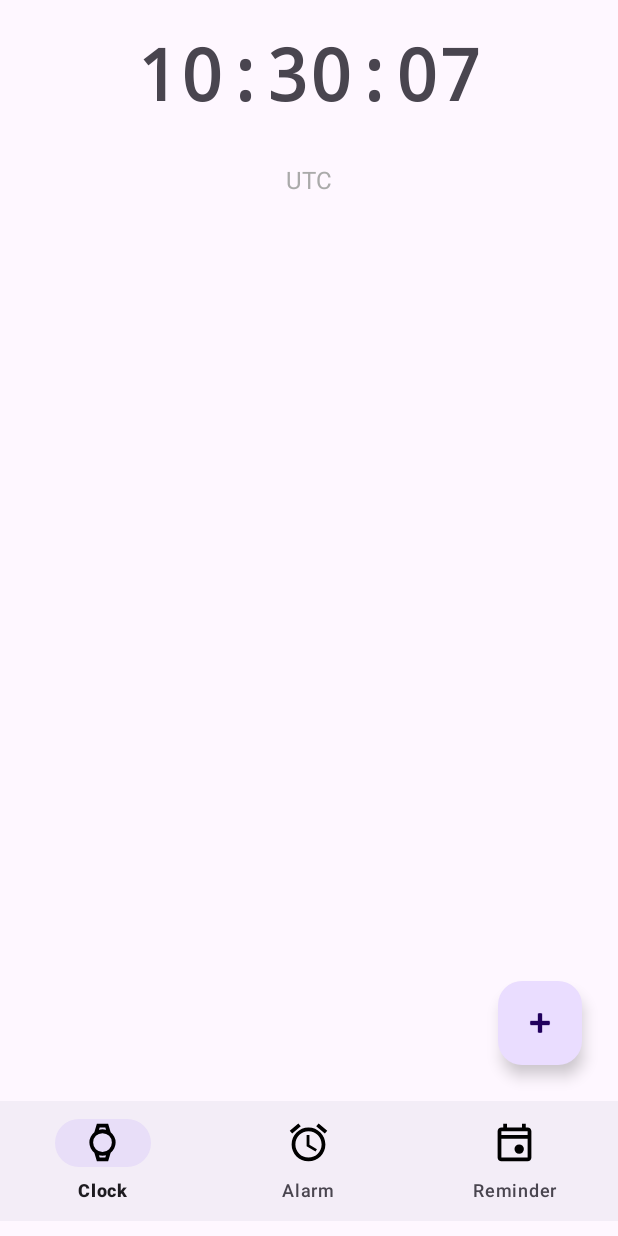
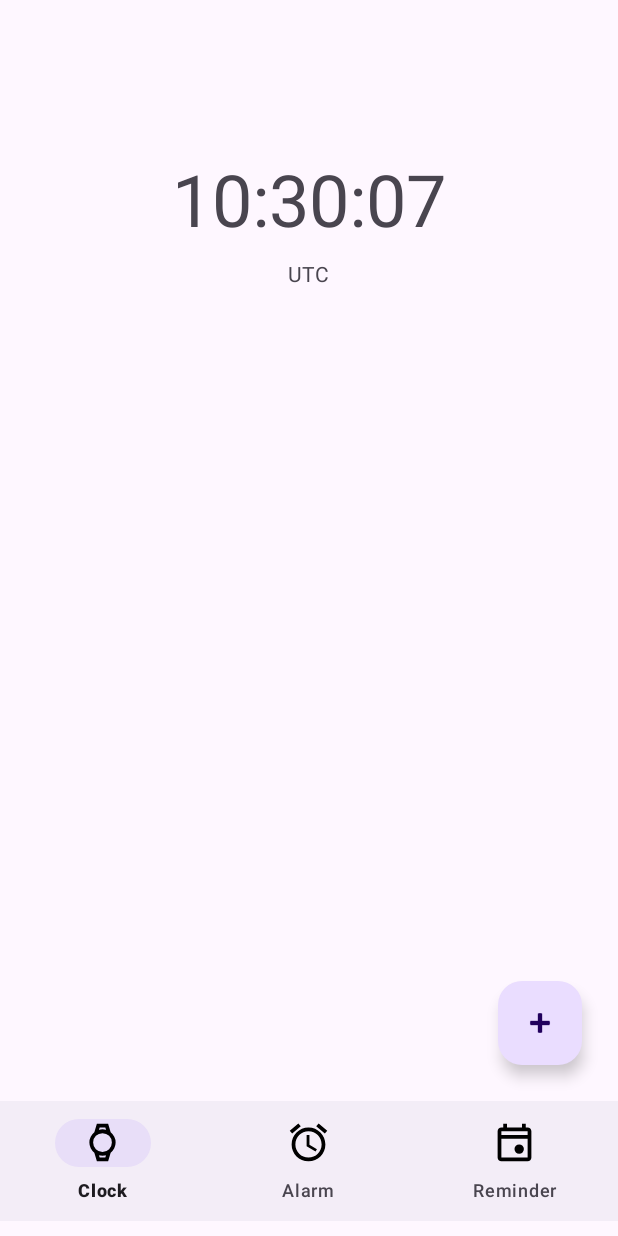
Before and after one commit to sasanklakimsetti/Reminder-Pro, an Android app: the screen it shows after launch (MainActivity), on a phone screen of 412 x 824 dp. Run offline under Robolectric (Android 15) with nearby library versions, the phone set to English and light mode, and no system bars.

Commit message:
Changed UI of Clock Fragment: Introduced Drag and replace, Delete a timezone by just clicking on Delete icon; Implemented prototype for Alarm Fragment, left with functionality

```diff
--- a/app/src/main/java/com/sasank/reminderpro/Clock.kt
+++ b/app/src/main/java/com/sasank/reminderpro/Clock.kt
@@ -1,262 +1,111 @@
 package com.sasank.reminderpro
 
+import android.content.Context
 import android.annotation.SuppressLint
-import android.content.Context
 import android.os.Bundle
 import android.os.Handler
 import android.os.Looper
 import androidx.fragment.app.Fragment
-import android.view.LayoutInflater
-import android.view.View
-import android.view.ViewGroup
-import android.widget.LinearLayout
+import android.view.*
 import android.widget.TextView
 import android.widget.Toast
-import androidx.appcompat.app.AlertDialog
-import androidx.cardview.widget.CardView
-import androidx.recyclerview.widget.DividerItemDecoration
 import androidx.recyclerview.widget.ItemTouchHelper
 import androidx.recyclerview.widget.LinearLayoutManager
 import androidx.recyclerview.widget.RecyclerView
 import com.google.android.material.floatingactionbutton.FloatingActionButton
 import java.text.SimpleDateFormat
-import java.time.ZoneId
-import java.util.Calendar
-import java.util.Collections
-import java.util.Locale
-import java.util.TimeZone
+import java.util.*
 
-class Clock : Fragment(){
+class Clock : Fragment() {
+
     private lateinit var mainClock: TextView
-    private lateinit var timeZoneContainer: LinearLayout
-    private lateinit var addTimezoneFab: FloatingActionButton
     private lateinit var currentCountry: TextView
+    private lateinit var timeZoneRecyclerView: RecyclerView
+    private lateinit var addTimeZoneFab: FloatingActionButton
 
-    private val handler= Handler(Looper.getMainLooper())
+    private val handler = Handler(Looper.getMainLooper())
     private lateinit var updateRunnable: Runnable
 
-    private val additionalTimezones: MutableList<String> by lazy {
-        loadTimezones(requireContext())
-    }
+    private val additionalTimezones = mutableListOf<String>()
+    private lateinit var adapter: TimeZoneAdapter
 
-    @SuppressLint("MissingInflatedId")
-    override fun onCreateView(
-        inflater: LayoutInflater,
-        container: ViewGroup?,
-        savedInstanceState: Bundle?
-    ): View? {
-        val view=inflater.inflate(R.layout.fragment_clock,container,false)
-        mainClock=view.findViewById(R.id.mainClock)
-        timeZoneContainer=view.findViewById(R.id.timeZoneContainer)
-        addTimezoneFab=view.findViewById(R.id.addTimeZoneFab)
-        currentCountry=view.findViewById(R.id.currentCountry)
+    override fun onCreateView(inflater: LayoutInflater, container: ViewGroup?, savedInstanceState: Bundle?): View? {
+        val view = inflater.inflate(R.layout.fragment_clock, container, false)
+
+        mainClock = view.findViewById(R.id.mainClock)
+        currentCountry = view.findViewById(R.id.currentCountry)
+        timeZoneRecyclerView = view.findViewById(R.id.timeZoneRecyclerView)
+        addTimeZoneFab = view.findViewById(R.id.addTimeZoneFab)
+
+        adapter = TimeZoneAdapter(requireContext(), additionalTimezones) { zoneId ->
+            additionalTimezones.remove(zoneId)
+            adapter.notifyDataSetChanged()
+            saveTimezones(requireContext(), additionalTimezones)
+        }
+
+        timeZoneRecyclerView.adapter = adapter
+        timeZoneRecyclerView.layoutManager = LinearLayoutManager(requireContext())
+
+        ItemTouchHelper(TimeZoneTouchHelperCallback(adapter)).attachToRecyclerView(timeZoneRecyclerView)
+
+        loadTimezones(requireContext()).let {
+            additionalTimezones.addAll(it)
+        }
+
+        addTimeZoneFab.setOnClickListener {
+            showTimezonePicker()
+        }
 
         startClock()
 
-        addTimezoneFab.setOnClickListener {
-            showTimezonePicker()
-        }
-        additionalTimezones.forEach { addTimezoneCard(it) }
         return view
     }
 
-    private fun startClock(){
-        updateRunnable =object : Runnable{
-            override fun run(){
-                val now= Calendar.getInstance()
-                val localTimeZone= TimeZone.getDefault()
-                val localFormat= SimpleDateFormat("HH:mm:ss", Locale.getDefault())
-                localFormat.timeZone=localTimeZone
+    private fun showTimezonePicker() {
+        val timezones = TimeZone.getAvailableIDs().sorted()
+        val builder = android.app.AlertDialog.Builder(requireContext())
+        builder.setTitle("Choose a Timezone")
+        builder.setItems(timezones.toTypedArray()) { _, which ->
+            val selectedZone = timezones[which]
+            if (!additionalTimezones.contains(selectedZone)) {
+                additionalTimezones.add(selectedZone)
+                saveTimezones(requireContext(), additionalTimezones)
+                adapter.notifyItemInserted(additionalTimezones.size - 1)
+            } else {
+                Toast.makeText(requireContext(), "Already added", Toast.LENGTH_SHORT).show()
+            }
+        }
+        builder.show()
+    }
 
-                mainClock.text=localFormat.format(now.time)
-                currentCountry.text=getCountryFromZone(localTimeZone.id)
-
-                for(i in 0 until timeZoneContainer.childCount){
-                    val card=timeZoneContainer.getChildAt(i) as CardView
-                    val textView=card.findViewById<TextView>(R.id.timezoneTimeText)
-                    val zoneId=additionalTimezones[i]
-                    val sdf= SimpleDateFormat("HH:mm:ss", Locale.getDefault())
-                    sdf.timeZone= TimeZone.getTimeZone(zoneId)
-                    textView.text="${sdf.format(now.time)} ($zoneId)"
-                }
-                handler.postDelayed(this,100)
+    private fun startClock() {
+        updateRunnable = object : Runnable {
+            override fun run() {
+                val now = Calendar.getInstance()
+                val sdf = SimpleDateFormat("HH:mm:ss", Locale.getDefault())
+                val localZone = TimeZone.getDefault()
+                sdf.timeZone = localZone
+                mainClock.text = sdf.format(now.time)
+                currentCountry.text = localZone.id.substringAfter("/").replace("_", " ")
+                adapter.notifyDataSetChanged()
+                handler.postDelayed(this, 1000)
             }
         }
         handler.post(updateRunnable)
     }
 
-    private fun getCountryFromZone(zoneId: String): String{
-        return zoneId.substringAfter("/").replace("_"," ")
+    private fun saveTimezones(context: Context, list: List<String>) {
+        val prefs = context.getSharedPreferences("ClockPrefs", Context.MODE_PRIVATE)
+        prefs.edit().putStringSet("timezones", list.toSet()).apply()
     }
 
-    private fun showTimezonePicker(){
-        val timezones= TimeZone.getAvailableIDs().sorted()
-        val builder= AlertDialog.Builder(requireContext())
-        builder.setTitle("Choose a Timezones")
-
-        builder.setItems(timezones.toTypedArray()) { _, which ->
-            val selectedZone=timezones[which]
-            if(!additionalTimezones.contains(selectedZone)){
-                additionalTimezones.add(selectedZone)
-                saveTimezones(requireContext(), additionalTimezones)
-                addTimezoneCard(selectedZone)
-            }
-            else Toast.makeText(requireContext(),"Already added", Toast.LENGTH_SHORT).show()
-        }
-        builder.show()
-    }
-
-    private fun addTimezoneCard(zoneId: String){
-        val card=layoutInflater.inflate(R.layout.card_timezone, timeZoneContainer, false)
-        val textView=card.findViewById<TextView>(R.id.timezoneTimeText)
-        textView.text=zoneId
-
-        // long press to delete the card which was added before
-        card.setOnLongClickListener {
-            AlertDialog.Builder(requireContext())
-                .setTitle("Delete Timezone")
-                .setMessage("Remove $zoneId?")
-                .setPositiveButton("Delete") { _, _ ->
-                    timeZoneContainer.removeView(card)
-                    additionalTimezones.remove(zoneId)
-                    saveTimezones(requireContext(), additionalTimezones)
-                }
-                .setNegativeButton("Cancel", null)
-                .show()
-            true
-        }
-        timeZoneContainer.addView(card)
+    private fun loadTimezones(context: Context): List<String> {
+        val prefs = context.getSharedPreferences("ClockPrefs", Context.MODE_PRIVATE)
+        return prefs.getStringSet("timezones", emptySet())?.toList() ?: emptyList()
     }
 
     override fun onDestroyView() {
         super.onDestroyView()
         handler.removeCallbacks(updateRunnable)
     }
-
-    // sharedpreferences utility
-    private fun saveTimezones(context: Context, timezones: List<String>){
-        val prefs=context.getSharedPreferences("ClockPrefs", Context.MODE_PRIVATE)
-        prefs.edit().putStringSet("timezone_list", timezones.toSet()).apply()
-    }
-
-    private fun loadTimezones(context: Context): MutableList<String>{
-        val prefs=context.getSharedPreferences("ClockPrefs",Context.MODE_PRIVATE)
-        return prefs.getStringSet("timezone_list", emptySet())?.toMutableList()?:mutableListOf()
-    }
 }
-
-
-//package com.sasank.reminderpro
-
-//import android.annotation.SuppressLint
-//import android.content.Context
-//import android.os.Bundle
-//import android.os.Handler
-//import android.os.Looper
-//import androidx.fragment.app.Fragment
-//import android.view.LayoutInflater
-//import android.view.View
-//import android.view.ViewGroup
-//import android.widget.TextView
-//import androidx.recyclerview.widget.LinearLayoutManager
-//import androidx.recyclerview.widget.RecyclerView
-//import com.google.android.material.floatingactionbutton.FloatingActionButton
-//import java.text.SimpleDateFormat
-//import java.util.*
-//
-//class Clock : Fragment() {
-//
-//    private lateinit var mainClock: TextView
-//    private lateinit var currentCountry: TextView
-//    private lateinit var recyclerView: RecyclerView
-//    private lateinit var deleteButton: View
-//    private lateinit var addFab: FloatingActionButton
-//
-//    private val handler = Handler(Looper.getMainLooper())
-//    private lateinit var updateRunnable: Runnable
-//
-//    private val selectedItems = mutableSetOf<String>()
-//    private val timezones = mutableListOf<String>()
-//    private lateinit var adapter: TimeZoneAdapter
-//
-//    override fun onCreateView(
-//        inflater: LayoutInflater, container: ViewGroup?, savedInstanceState: Bundle?
-//    ): View? {
-//        val view = inflater.inflate(R.layout.fragment_clock, container, false)
-//
-//        mainClock = view.findViewById(R.id.mainClock)
-//        currentCountry = view.findViewById(R.id.currentCountry)
-//        recyclerView = view.findViewById(R.id.timeZoneRecycler)
-//        deleteButton = view.findViewById(R.id.deleteButton)
-//        addFab = view.findViewById(R.id.addTimeZoneFab)
-//
-//        timezones.addAll(loadTimezones(requireContext()))
-//        adapter = TimeZoneAdapter(timezones, selectedItems)
-//
-//        recyclerView.layoutManager = LinearLayoutManager(requireContext())
-//        recyclerView.adapter = adapter
-//
-//        deleteButton.setOnClickListener {
-//            timezones.removeAll(selectedItems)
-//            saveTimezones(requireContext(), timezones)
-//            adapter.removeSelected()
-//            deleteButton.visibility = View.GONE
-//        }
-//
-//        addFab.setOnClickListener { showTimezonePicker() }
-//
-//        startClock()
-//        return view
-//    }
-//
-//    private fun startClock() {
-//        updateRunnable = object : Runnable {
-//            override fun run() {
-//                val now = Calendar.getInstance()
-//                val localTZ = TimeZone.getDefault()
-//                val format = SimpleDateFormat("HH:mm:ss", Locale.getDefault())
-//                format.timeZone = localTZ
-//
-//                mainClock.text = format.format(now.time)
-//                currentCountry.text = getCountryFromZone(localTZ.id)
-//
-//                handler.postDelayed(this, 1000)
-//            }
-//        }
-//        handler.post(updateRunnable)
-//    }
-//
-//    private fun showTimezonePicker() {
-//        val zones = TimeZone.getAvailableIDs().sorted()
-//        val builder = androidx.appcompat.app.AlertDialog.Builder(requireContext())
-//        builder.setTitle("Select Timezone")
-//        builder.setItems(zones.toTypedArray()) { _, which ->
-//            val selected = zones[which]
-//            if (!timezones.contains(selected)) {
-//                timezones.add(selected)
-//                saveTimezones(requireContext(), timezones)
-//                adapter.notifyItemInserted(timezones.size - 1)
-//            }
-//        }
-//        builder.show()
-//    }
-//
-//    private fun getCountryFromZone(zoneId: String): String {
-//        return zoneId.substringAfter("/").replace("_", " ")
-//    }
-//
-//    private fun saveTimezones(context: Context, timezones: List<String>) {
-//        val prefs = context.getSharedPreferences("ClockPrefs", Context.MODE_PRIVATE)
-//        prefs.edit().putStringSet("timezone_list", timezones.toSet()).apply()
-//    }
-//
-//    private fun loadTimezones(context: Context): MutableList<String> {
-//        val prefs = context.getSharedPreferences("ClockPrefs", Context.MODE_PRIVATE)
-//        return prefs.getStringSet("timezone_list", emptySet())?.toMutableList() ?: mutableListOf()
-//    }
-//
-//    override fun onDestroyView() {
-//        super.onDestroyView()
-//        handler.removeCallbacks(updateRunnable)
-//    }
-//}
--- /dev/null
+++ b/app/src/main/java/com/sasank/reminderpro/TimeZoneTouchHelperCallback.kt
@@ -0,0 +1,18 @@
+package com.sasank.reminderpro
+
+import androidx.recyclerview.widget.ItemTouchHelper
+import androidx.recyclerview.widget.RecyclerView
+
+class TimeZoneTouchHelperCallback(
+    private val adapter: TimeZoneAdapter
+) : ItemTouchHelper.SimpleCallback(
+    ItemTouchHelper.UP or ItemTouchHelper.DOWN,
+    0
+) {
+    override fun onMove(rv: RecyclerView, vh: RecyclerView.ViewHolder, target: RecyclerView.ViewHolder): Boolean {
+        adapter.moveItem(vh.adapterPosition, target.adapterPosition)
+        return true
+    }
+
+    override fun onSwiped(vh: RecyclerView.ViewHolder, dir: Int) {}
+}
--- a/app/src/main/res/layout/fragment_clock.xml
+++ b/app/src/main/res/layout/fragment_clock.xml
@@ -3,68 +3,35 @@
     xmlns:tools="http://schemas.android.com/tools"
     android:layout_width="match_parent"
     android:layout_height="match_parent"
-    tools:context=".Clock">
+    tools:context=".Clock"
+    android:paddingTop="80dp"
+    >
 
-    <!-- TODO: Update blank fragment layout -->
-    <ScrollView
-        android:layout_width="match_parent"
-        android:layout_height="match_parent"
-        android:padding="16dp">
-        <LinearLayout
-            android:id="@+id/clockLayout"
-            android:layout_width="match_parent"
-            android:layout_height="wrap_content"
-            android:orientation="vertical"
-            android:gravity="center">
     <TextView
         android:id="@+id/mainClock"
         android:layout_width="wrap_content"
         android:layout_height="wrap_content"
         android:text="00:00:00"
-                android:gravity="center"
         android:textSize="48sp"
-                android:fontFamily="monospace"
-                android:textStyle="bold"
-                android:layout_marginBottom="24dp"
-                />
+        android:layout_marginTop="20dp"
+        android:layout_centerHorizontal="true"/>
 
     <TextView
         android:id="@+id/currentCountry"
         android:layout_width="wrap_content"
         android:layout_height="wrap_content"
-                android:textSize="16sp"
+        android:text="Country"
         android:layout_below="@id/mainClock"
         android:layout_centerHorizontal="true"
-                android:layout_marginTop="4dp"
-                android:textColor="@android:color/darker_gray"
-                android:text="Country Name" />
-
-
-
-            <LinearLayout
-                android:layout_width="match_parent"
-                android:layout_height="wrap_content"
-                android:id="@+id/timeZoneContainer"
-                android:orientation="vertical"
         android:layout_marginTop="8dp"/>
 
-<!--            <androidx.recyclerview.widget.RecyclerView-->
-<!--                android:id="@+id/timeZoneRecycler"-->
-<!--                android:layout_width="match_parent"-->
-<!--                android:layout_height="0dp"-->
-<!--                android:layout_weight="1"-->
-<!--                android:paddingTop="10dp"/>-->
-
-<!--            <Button-->
-<!--                android:id="@+id/deleteButton"-->
-<!--                android:layout_width="wrap_content"-->
-<!--                android:layout_height="wrap_content"-->
-<!--                android:text="Delete Selected"-->
-<!--                android:visibility="gone"-->
-<!--                android:layout_gravity="center_horizontal"-->
-<!--                android:layout_marginTop="10dp"/>-->
-        </LinearLayout>
-    </ScrollView>
+    <androidx.recyclerview.widget.RecyclerView
+        android:id="@+id/timeZoneRecyclerView"
+        android:layout_width="match_parent"
+        android:layout_height="0dp"
+        android:layout_below="@id/currentCountry"
+        android:layout_above="@+id/addTimeZoneFab"
+        android:layout_marginTop="12dp"/>
 
     <com.google.android.material.floatingactionbutton.FloatingActionButton
         android:id="@+id/addTimeZoneFab"
@@ -73,7 +40,7 @@
         android:layout_alignParentBottom="true"
         android:layout_alignParentEnd="true"
         android:layout_margin="24dp"
-        android:contentDescription="Add Timezone"
         android:src="@android:drawable/ic_input_add"
-        />
+        android:contentDescription="Add Timezone"/>
+
 </RelativeLayout>
```
Also changed, not shown: app/src/main/java/com/sasank/reminderpro/Alarm.kt (+67 -0 lines), app/src/main/java/com/sasank/reminderpro/AlarmAdapter.kt (added, +51 -0 lines), app/src/main/java/com/sasank/reminderpro/AlarmData.kt (added, +8 -0 lines), app/src/main/java/com/sasank/reminderpro/TimeZoneAdapter.kt (+28 -29 lines), app/src/main/res/layout/card_timezone.xml (deleted, +0 -21 lines), app/src/main/res/layout/fragment_alarm.xml (+18 -5 lines), app/src/main/res/layout/item_alarm.xml (added, +39 -0 lines), app/src/main/res/layout/item_time_zone.xml (+18 -16 lines). Lines whose indentation alone changed are shown as unchanged.
